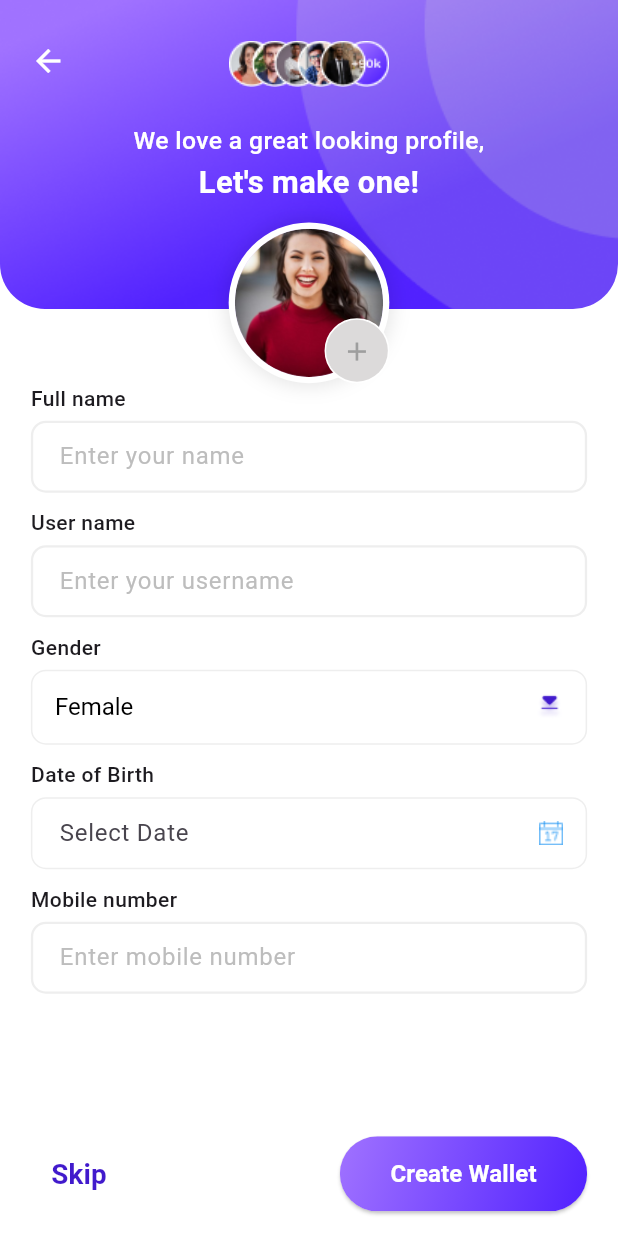
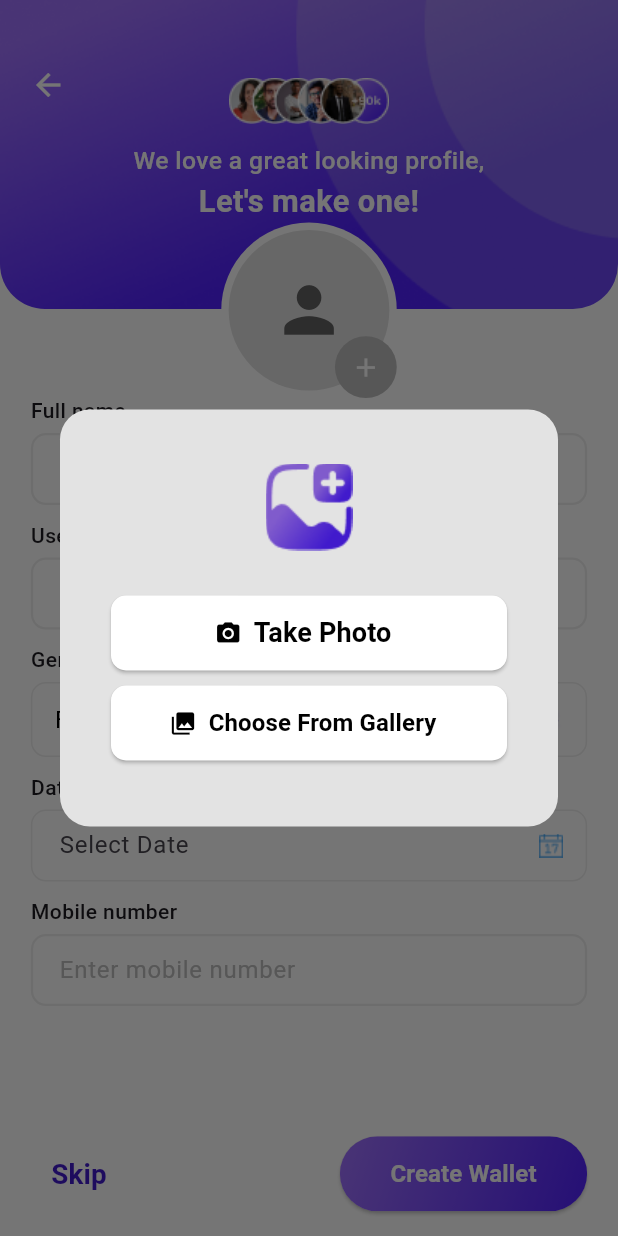
Before and after one commit to Diigoo-app/Diigoo, a Flutter app: the ProfileEdit screen opened by its route, after a tap on the "add" icon, on a phone screen of 412 x 824 dp. Run offline on Flutter 3.47's test engine with Material 3 defaults, Android fonts, the light colour scheme and no system bars; our stand-ins replace camera, gallery_saver, image_picker, qr_flutter; missing offline and left inert: google_mlkit_face_detection.

Commit message:
Camera option added

```diff
--- a/lib/screens/AuthScreen/pages/profile_edit.dart
+++ b/lib/screens/AuthScreen/pages/profile_edit.dart
@@ -1,7 +1,7 @@
-import 'package:diigoo/routes/routes.dart';
+import 'dart:io';
+import 'package:flutter/material.dart';
+import 'package:image_picker/image_picker.dart';
 import 'package:diigoo/screens/AuthScreen/pages/profile_wallet.dart';
-import 'package:flutter/material.dart';
-import 'dart:io';
 import 'package:diigoo/screens/AuthScreen/widgets/profile_input_fields.dart';
 import 'package:diigoo/widgets/gradient_button.dart';
 
@@ -20,32 +20,88 @@ class _ProfileEditState extends State<ProfileEdit> {
   String selectedGender = "Female";
 
   File? _selectedImage;
+  final ImagePicker _picker = ImagePicker();
+
+  Future<void> _pickImage(ImageSource source) async {
+    try {
+      final XFile? pickedFile = await _picker.pickImage(source: source);
+      if (pickedFile != null) {
+        setState(() {
+          _selectedImage = File(pickedFile.path);
+        });
+      }
+    } catch (e) {
+      print("Error picking image: $e");
+    }
+  }
 
   void _showImagePickerDialog() {
-    showModalBottomSheet(
+    showDialog(
       context: context,
-      shape: const RoundedRectangleBorder(
-        borderRadius: BorderRadius.vertical(top: Radius.circular(20)),
+      builder: (BuildContext context) {
+        return AlertDialog(
+          backgroundColor: const Color.fromRGBO(227, 227, 227, 1.0),
+          shape: RoundedRectangleBorder(
+            borderRadius: BorderRadius.circular(20),
           ),
-      builder: (BuildContext context) {
-        return SafeArea(
-          child: Wrap(
+          content: Container(
+            width: double.maxFinite,
+            padding: const EdgeInsets.symmetric(vertical: 20, horizontal: 10),
+            child: Column(
+              mainAxisSize: MainAxisSize.min,
               children: [
-              ListTile(
-                leading: const Icon(Icons.camera_alt, color: Colors.purple),
-                title: const Text("Take Photo"),
-                onTap: () {
+                Column(
+                  children: [
+                    Image.asset('assets/images/gallery_icon.png'),
+                    const SizedBox(height: 10),
+                    const SizedBox(height: 20),
+                  ],
+                ),
+                ElevatedButton.icon(
+                  onPressed: () {
                     Navigator.pop(context);
+                    _pickImage(ImageSource.camera);
                   },
+                  icon: const Icon(Icons.camera_alt, color: Colors.black),
+                  label: const Text(
+                    "Take Photo",
+                    style: TextStyle(
+                        color: Colors.black,
+                        fontSize: 18,
+                        fontWeight: FontWeight.w600),
                   ),
-              ListTile(
-                leading: const Icon(Icons.photo_library, color: Colors.purple),
-                title: const Text("Choose from Gallery"),
-                onTap: () {
+                  style: ElevatedButton.styleFrom(
+                    backgroundColor: Colors.white,
+                    minimumSize: const Size(double.infinity, 50),
+                    shape: RoundedRectangleBorder(
+                      borderRadius: BorderRadius.circular(10),
+                    ),
+                  ),
+                ),
+                const SizedBox(height: 10),
+                ElevatedButton.icon(
+                  onPressed: () {
                     Navigator.pop(context);
+                    _pickImage(ImageSource.gallery);
                   },
+                  icon: const Icon(Icons.photo_library, color: Colors.black),
+                  label: const Text(
+                    "Choose From Gallery",
+                    style: TextStyle(
+                        color: Colors.black,
+                        fontSize: 16,
+                        fontWeight: FontWeight.w600),
+                  ),
+                  style: ElevatedButton.styleFrom(
+                    backgroundColor: Colors.white,
+                    minimumSize: const Size(double.infinity, 50),
+                    shape: RoundedRectangleBorder(
+                      borderRadius: BorderRadius.circular(10),
+                    ),
+                  ),
                 ),
               ],
+            ),
           ),
         );
       },
@@ -59,19 +115,20 @@ class _ProfileEditState extends State<ProfileEdit> {
 
     return Scaffold(
       backgroundColor: Colors.white,
-      body: SafeArea(
-        child: Column(
+      body: Column(
         children: [
           Expanded(
             child: SingleChildScrollView(
               child: Column(
                 children: [
-                    Stack(
+                  SizedBox(
+                    height: screenHeight *
+                        0.3, // Ensures enough space for the stack
+                    child: Stack(
                       clipBehavior: Clip.none,
                       children: [
-                        // Background Image
                         Container(
-                          height: screenHeight * 0.25, // 32% of screen height
+                          height: screenHeight * 0.25,
                           decoration: const BoxDecoration(
                             borderRadius: BorderRadius.only(
                               bottomLeft: Radius.circular(30),
@@ -85,7 +142,7 @@ class _ProfileEditState extends State<ProfileEdit> {
                         ),
                         // Back Button
                         Positioned(
-                          top: screenHeight * 0.02, // 5% from top
+                          top: screenHeight * 0.04,
                           left: screenWidth * 0.02,
                           child: IconButton(
                             icon: const Icon(Icons.arrow_back,
@@ -96,13 +153,13 @@ class _ProfileEditState extends State<ProfileEdit> {
                           ),
                         ),
                         Positioned(
-                          top: screenHeight * 0.03, // Adjusted dynamically
+                          top: screenHeight * 0.06,
                           left: screenWidth * 0.35,
                           child: Image.asset('assets/images/Group.png',
                               width: screenWidth * 0.3),
                         ),
                         Positioned(
-                          top: screenHeight * 0.1,
+                          top: screenHeight * 0.116,
                           left: 0,
                           right: 0,
                           child: Column(
@@ -139,51 +196,36 @@ class _ProfileEditState extends State<ProfileEdit> {
                               Stack(
                                 clipBehavior: Clip.none,
                                 children: [
-                                  // Profile Picture
-                                  Container(
-                                    decoration: BoxDecoration(
-                                      shape: BoxShape.circle,
-                                      boxShadow: [
-                                        BoxShadow(
-                                          color: Colors.black.withOpacity(0.1),
-                                          blurRadius: 10,
-                                          spreadRadius: 2,
-                                        ),
-                                      ],
-                                    ),
+                                  CircleAvatar(
+                                    radius: screenWidth * 0.142,
+                                    backgroundColor: Colors.white,
                                     child: CircleAvatar(
                                       radius: screenWidth * 0.13,
-                                      backgroundColor: Colors.white,
-                                      child: CircleAvatar(
-                                        radius: screenWidth * 0.12,
+                                      backgroundColor: Colors.grey[300],
                                       backgroundImage: _selectedImage != null
                                           ? FileImage(_selectedImage!)
-                                                as ImageProvider
-                                            : const AssetImage(
-                                                'assets/images/Profile.png'),
+                                          : null,
+                                      child: _selectedImage == null
+                                          ? Icon(
+                                              Icons.person,
+                                              size: screenWidth * 0.12,
+                                              color: Colors.grey[700],
+                                            )
+                                          : null,
                                     ),
                                   ),
-                                  ),
-
                                   Positioned(
                                     bottom: 0,
                                     right: 0,
                                     child: GestureDetector(
                                       onTap: _showImagePickerDialog,
-                                      child: Container(
-                                        decoration: BoxDecoration(
-                                          shape: BoxShape.circle,
-                                          color: Colors.white,
-                                          border:
-                                              Border.all(color: Colors.white),
-                                        ),
                                       child: CircleAvatar(
                                         radius: screenWidth * 0.05,
-                                          backgroundColor: const Color.fromARGB(
-                                              255, 220, 218, 218),
-                                          child: Icon(Icons.add,
-                                              color: Colors.grey,
-                                              size: screenWidth * 0.05),
+                                        backgroundColor: Colors.grey[400],
+                                        child: Icon(
+                                          Icons.add,
+                                          size: screenWidth * 0.05,
+                                          color: Colors.white,
                                         ),
                                       ),
                                     ),
@@ -195,15 +237,16 @@ class _ProfileEditState extends State<ProfileEdit> {
                         ),
                       ],
                     ),
-                    SizedBox(height: screenHeight * 0.06),
+                  ),
+                  SizedBox(height: screenHeight * 0.02),
                   Padding(
                     padding:
                         EdgeInsets.symmetric(horizontal: screenWidth * 0.05),
                     child: Column(
                       crossAxisAlignment: CrossAxisAlignment.start,
                       children: [
-                          buildTextField("Full name", "Enter your name",
-                              fullNameController),
+                        buildTextField(
+                            "Full name", "Enter your name", fullNameController),
                         const SizedBox(height: 10),
                         buildTextField("User name", "Enter your username",
                             userNameController),
@@ -227,8 +270,6 @@ class _ProfileEditState extends State<ProfileEdit> {
               ),
             ),
           ),
-
-            // Buttons fixed at bottom
           Padding(
             padding: EdgeInsets.symmetric(
               horizontal: screenWidth * 0.05,
@@ -269,7 +310,6 @@ class _ProfileEditState extends State<ProfileEdit> {
           ),
         ],
       ),
-      ),
     );
   }
 }
--- a/pubspec.yaml
+++ b/pubspec.yaml
@@ -40,6 +40,7 @@ dependencies:
   gallery_saver: ^2.3.2
   qr_flutter: ^4.1.0
   path_provider: ^2.1.4
+  image_picker: ^1.1.2
 
 dev_dependencies:
   flutter_test:
```
Also changed, not shown: assets/images/gallery_icon.png (added), pubspec.lock, 5 other files. Lines whose indentation alone changed are shown as unchanged.
